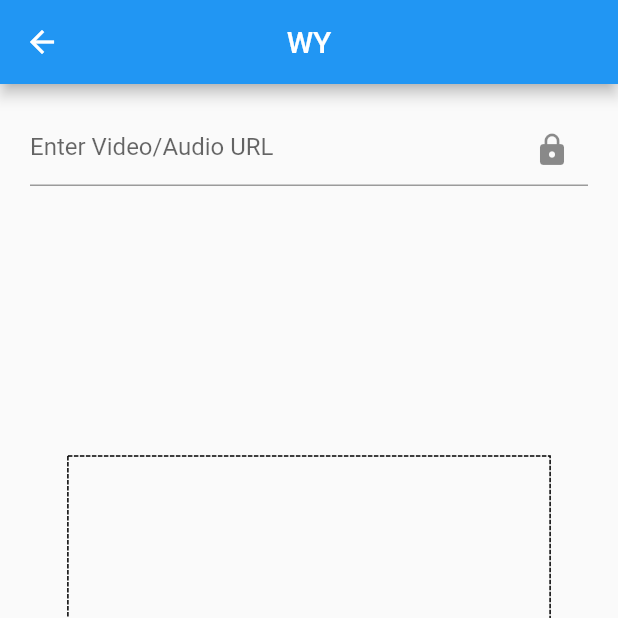
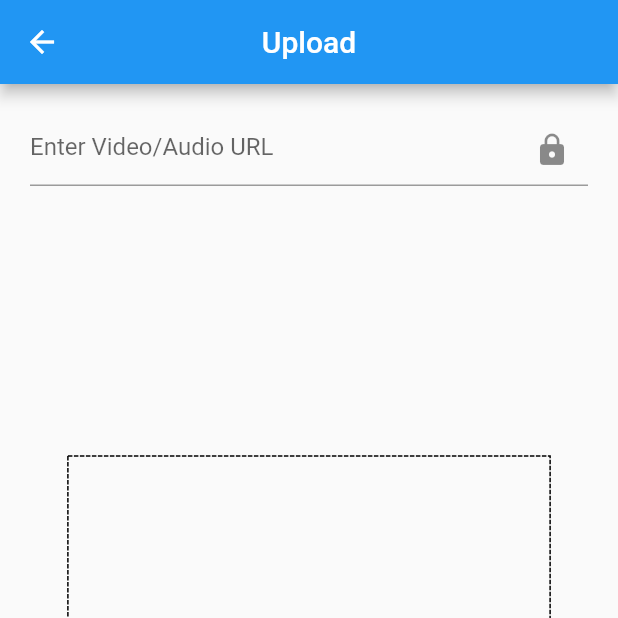
Before and after one commit to wubeshetA/SmartNote, a Flutter app: the Upload screen opened directly, on a phone screen of 412 x 824 dp, the top half of it. Run offline on Flutter 3.47's test engine with Material 2 defaults, Android fonts, the phone set to English and light mode, and no system bars; drawn by our look-alikes of dotted_border; our stand-ins replace avatar_glow, file_picker, firebase_auth, firebase_core, flip_card, flutter_dotenv and 7 more; missing offline and left inert: firebase_app_check, flutter_sound_lite, google_speech; accounts and stored records are empty.

```diff
--- a/lib/views/upload.dart
+++ b/lib/views/upload.dart
@@ -26,7 +26,7 @@ class _UploadPageState extends State<Upload> {
     final user = Provider.of<UserModel?>(context);
     return Scaffold(
         appBar: AppBar(
-          title: Text("WY"),
+          title: Text("Upload"),
           centerTitle: true,
         ),
         body: Stack(
```
